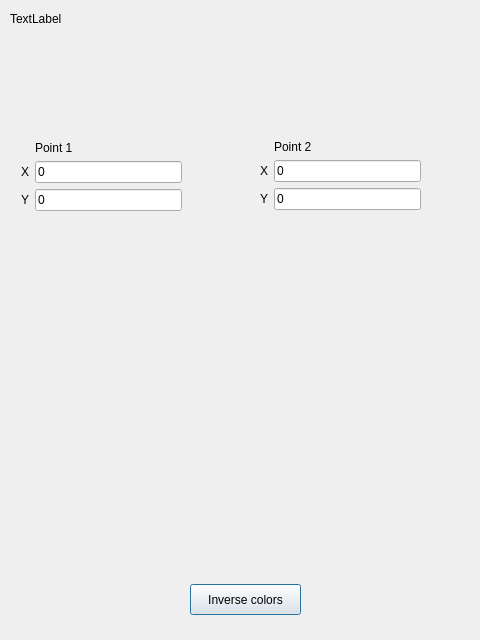
Qt form secondwindow.ui (trofkm/BMP) before a commit.
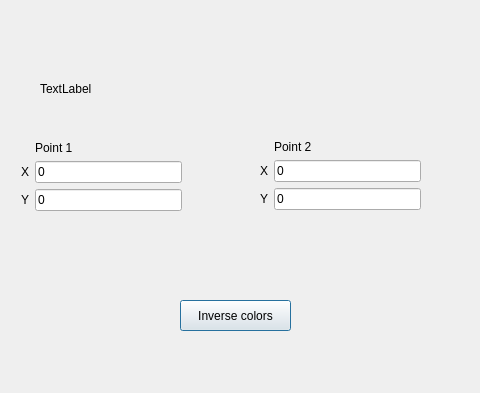
The same form after that commit.

Patch:
```diff
--- a/secondwindow.ui
+++ b/secondwindow.ui
@@ -7,7 +7,7 @@
     <x>0</x>
     <y>0</y>
     <width>480</width>
-    <height>640</height>
+    <height>393</height>
    </rect>
   </property>
   <property name="windowTitle">
@@ -16,9 +16,9 @@
   <widget class="QLabel" name="SizeLbl">
    <property name="geometry">
     <rect>
-     <x>10</x>
-     <y>10</y>
-     <width>67</width>
+     <x>40</x>
+     <y>80</y>
+     <width>191</width>
      <height>17</height>
     </rect>
    </property>
@@ -123,8 +123,8 @@
   <widget class="QPushButton" name="Inverse_btn">
    <property name="geometry">
     <rect>
-     <x>190</x>
-     <y>584</y>
+     <x>180</x>
+     <y>300</y>
      <width>111</width>
      <height>31</height>
     </rect>
```
Left out of the diff: 2 changed lines with no effect on the pictures.
